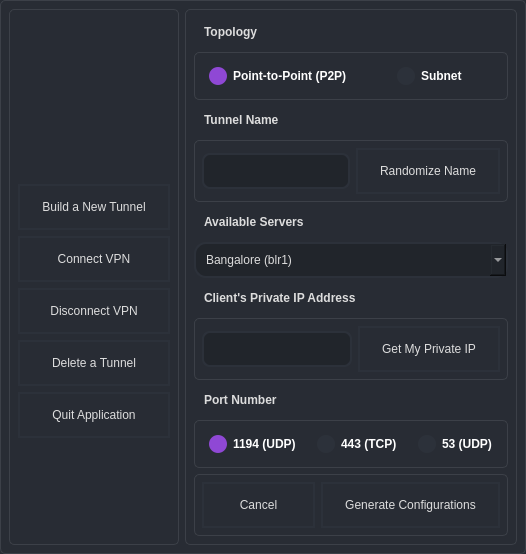
Old version of the form resources/ui/dashboard.ui in the repository jbjulia/tunnel-vision.
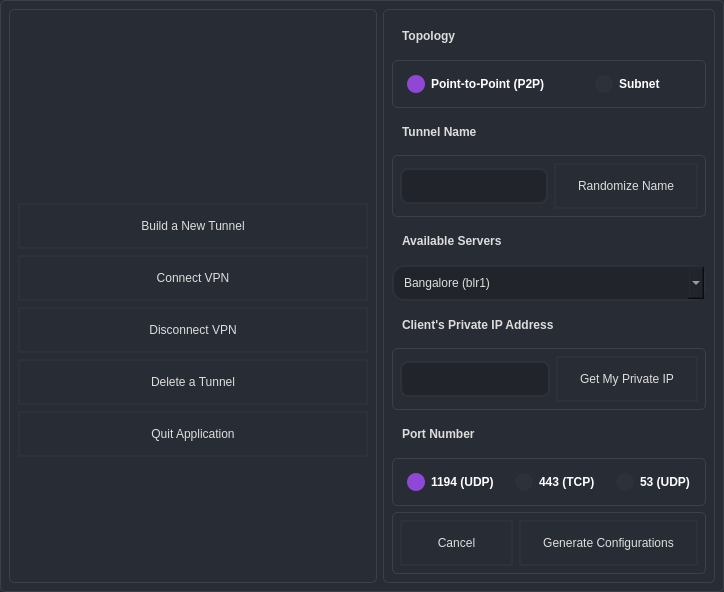
New version of the form. Icons and pictures are not drawn.

The edit to the form file:
```diff
--- a/resources/ui/dashboard.ui
+++ b/resources/ui/dashboard.ui
@@ -2,42 +2,50 @@
 <ui version="4.0">
     <class>MainWindow</class>
     <widget class="QMainWindow" name="MainWindow">
+  <property name="geometry">
+   <rect>
+    <x>0</x>
+    <y>0</y>
+    <width>617</width>
+    <height>592</height>
+   </rect>
+  </property>
         <property name="windowTitle">
             <string>Guardians of the Gateway - Tunnel Vision</string>
         </property>
         <property name="styleSheet">
             <string notr="true">/* Global QWidget settings */
-                QWidget {
-                color: #DDD;
-                font: 12pt &quot;Ubuntu&quot;;
-                background-color: #282C34;
-                border: 1px solid #3C4048;
-                border-radius: 5px;
-                padding: 7px;
-                }
+QWidget {
+    color: #DDD;
+    font: 12pt &quot;Ubuntu&quot;;
+    background-color: #282C34;
+    border: 1px solid #3C4048;
+    border-radius: 5px;
+    padding: 7px;
+}
 
-                /* Main Window */
-                QMainWindow {
-                border: none;
-                }
+/* Main Window */
+QMainWindow {
+    border: none;
+}
 
-                /* ToolTips */
-                QToolTip {
-                color: #FFF;
-                background-color: #3C4048;
-                border: 1px solid #8F48D5;
-                border-radius: 5px;
-                padding: 7px;
-                }
+/* QDialog */
+QDialog {
+    color: #DDD;
+    background-color: #282C34;
+    border: 1px solid #3C4048;
+    border-radius: 5px;
+    padding: 7px;
+}
 
-                /* PushButton */
-                QPushButton {
-                border: 2px solid #2C313A;
-                background-color: transparent;
-                padding: 14px 22px;
-                border-radius: 25px;
-                outline: none;
-                }
+/* QDialogButtonBox */
+QDialogButtonBox QPushButton {
+    border: 2px solid #2C313A;
+    background-color: transparent;
+    padding: 14px 22px;
+    border-radius: 25px;
+    outline: none;
+}
 
                 QPushButton:hover {
                 background-color: #3C4048;
@@ -50,85 +58,113 @@
                 color: #FFF;
                 }
 
-                /* Labels */
-                QLabel {
-                color: #DDD;
-                border: none;
-                font: bold;
-                }
+/* ToolTips */
+QToolTip {
+    color: #FFF;
+    background-color: #3C4048;
+    border: 1px solid #8F48D5;
+    border-radius: 5px;
+    padding: 7px;
+}
 
-                /* RadioButton */
-                QRadioButton {
-                color: #FFF;
-                font: bold;
-                border: none;
-                }
+/* PushButton */
+QPushButton {
+    border: 2px solid #2C313A;
+    background-color: transparent;
+    padding: 14px 22px;
+    border-radius: 25px;
+    outline: none;
+}
 
-                QRadioButton::indicator {
-                width: 18px;
-                height: 18px;
-                border-radius: 9px;
-                }
+QPushButton:hover {
+    background-color: #3C4048;
+    border: 2px solid #8F48D5;
+    color: #FFF;
+}
 
-                QRadioButton::indicator:unchecked {
-                background-color: #2C313A;
-                }
+QPushButton:pressed {
+    background-color: #8F48D5;
+    color: #FFF;
+}
 
-                QRadioButton::indicator:checked {
-                background-color: #8F48D5;
-                }
+/* Labels */
+QLabel {
+    color: #DDD;
+    border: none;
+    font: bold;
+}
 
-                QRadioButton::indicator:hover {
-                background-color: #3C4048;
-                }
+/* RadioButton */
+QRadioButton {
+    color: #FFF;
+    font: bold;
+    border: none;
+}
 
-                /* QLineEdit */
-                QLineEdit {
-                background-color: #21252B;
-                border: 2px solid #2C313A;
-                color: #DDD;
-                padding: 8px;
-                border-radius: 8px;
-                }
+QRadioButton::indicator {
+    width: 18px;
+    height: 18px;
+    border-radius: 9px;
+}
 
-                QLineEdit:hover {
-                border: 2px solid #8F48D5;
-                }
+QRadioButton::indicator:unchecked {
+    background-color: #2C313A;
+}
 
-                /* ComboBox */
-                QComboBox {
-                background-color: #21252B;
-                border: 2px solid #2C313A;
-                border-radius: 12px;
-                padding: 8px;
-                padding-left: 10px; /* New padding for the left side */
-                }
+QRadioButton::indicator:checked {
+    background-color: #8F48D5;
+}
 
                 QComboBox:hover {
                 border: 2px solid #8F48D5;
                 }
 
-                QComboBox::drop-down {
-                subcontrol-origin: padding;
-                subcontrol-position: top right;
-                width: 25px;
-                border-left-width: 3px;
-                border-left-color: rgba(39, 44, 54, 150);
-                border-left-style: solid;
-                border-top-right-radius: 3px;
-                border-bottom-right-radius: 3px;
-                background-image: url(&quot;resources/ui/icons/arrow-down.svg&quot;); /* Your custom down arrow */
-                background-position: center;
-                background-repeat: no-repeat;
-                }
+/* QLineEdit */
+QLineEdit {
+    background-color: #21252B;
+    border: 2px solid #2C313A;
+    color: #DDD;
+    padding: 8px;
+    border-radius: 8px;
+}
 
-                QComboBox QAbstractItemView {
-                color: #DDD; /* Your existing text color */
-                background-color: #21252B; /* Your existing background color */
-                padding: 10px; /* Increased padding */
-                selection-background-color: #8F48D5; /* Your existing selection background color */
-                }
+QLineEdit:hover {
+    border: 2px solid #8F48D5;
+}
 
+/* ComboBox */
+QComboBox {
+    background-color: #21252B;
+    border: 2px solid #2C313A;
+    border-radius: 12px;
+    padding: 8px;
+    padding-left: 10px;
+}
+
+QComboBox:hover {
+    border: 2px solid #8F48D5;
+}
+
+QComboBox::drop-down {
+    subcontrol-origin: padding;
+    subcontrol-position: top right;
+    width: 25px;
+    border-left-width: 3px;
+    border-left-color: rgba(39, 44, 54, 150);
+    border-left-style: solid;
+    border-top-right-radius: 3px;
+    border-bottom-right-radius: 3px;
+    background-image: url(&quot;resources/ui/icons/arrow-down.svg&quot;);
+    background-position: center;
+    background-repeat: no-repeat;
+}
+
+QComboBox QAbstractItemView {
+    color: #DDD;
+    background-color: #21252B;
+    padding: 10px;
+    selection-background-color: #8F48D5;
+}
             </string>
         </property>
         <widget class="QWidget" name="centralwidget">
@@ -166,36 +202,96 @@
                                     </property>
                                 </spacer>
                             </item>
-                            <item>
+       <item alignment="Qt::AlignHCenter">
                                 <widget class="QPushButton" name="btnBuildNewTunnel">
+         <property name="minimumSize">
+          <size>
+           <width>350</width>
+           <height>0</height>
+          </size>
+         </property>
+         <property name="maximumSize">
+          <size>
+           <width>350</width>
+           <height>16777215</height>
+          </size>
+         </property>
                                     <property name="text">
                                         <string>Build a New Tunnel</string>
                                     </property>
                                 </widget>
                             </item>
-                            <item>
+       <item alignment="Qt::AlignHCenter">
                                 <widget class="QPushButton" name="btnConnectVPN">
+         <property name="minimumSize">
+          <size>
+           <width>350</width>
+           <height>0</height>
+          </size>
+         </property>
+         <property name="maximumSize">
+          <size>
+           <width>350</width>
+           <height>16777215</height>
+          </size>
+         </property>
                                     <property name="text">
                                         <string>Connect VPN</string>
                                     </property>
                                 </widget>
                             </item>
-                            <item>
+       <item alignment="Qt::AlignHCenter">
                                 <widget class="QPushButton" name="btnDisconnectVPN">
+         <property name="minimumSize">
+          <size>
+           <width>350</width>
+           <height>0</height>
+          </size>
+         </property>
+         <property name="maximumSize">
+          <size>
+           <width>350</width>
+           <height>16777215</height>
+          </size>
+         </property>
                                     <property name="text">
                                         <string>Disconnect VPN</string>
                                     </property>
                                 </widget>
                             </item>
-                            <item>
+       <item alignment="Qt::AlignHCenter">
                                 <widget class="QPushButton" name="btnDeleteTunnel">
+         <property name="minimumSize">
+          <size>
+           <width>350</width>
+           <height>0</height>
+          </size>
+         </property>
+         <property name="maximumSize">
+          <size>
+           <width>350</width>
+           <height>16777215</height>
+          </size>
+         </property>
                                     <property name="text">
                                         <string>Delete a Tunnel</string>
                                     </property>
                                 </widget>
                             </item>
-                            <item>
+       <item alignment="Qt::AlignHCenter">
                                 <widget class="QPushButton" name="btnQuitApplication">
+         <property name="minimumSize">
+          <size>
+           <width>350</width>
+           <height>0</height>
+          </size>
+         </property>
+         <property name="maximumSize">
+          <size>
+           <width>350</width>
+           <height>16777215</height>
+          </size>
+         </property>
                                     <property name="text">
                                         <string>Quit Application</string>
                                     </property>
```
Left out of the diff: 24 changed lines with no effect on the pictures. Lines whose indentation alone changed are shown as unchanged.
